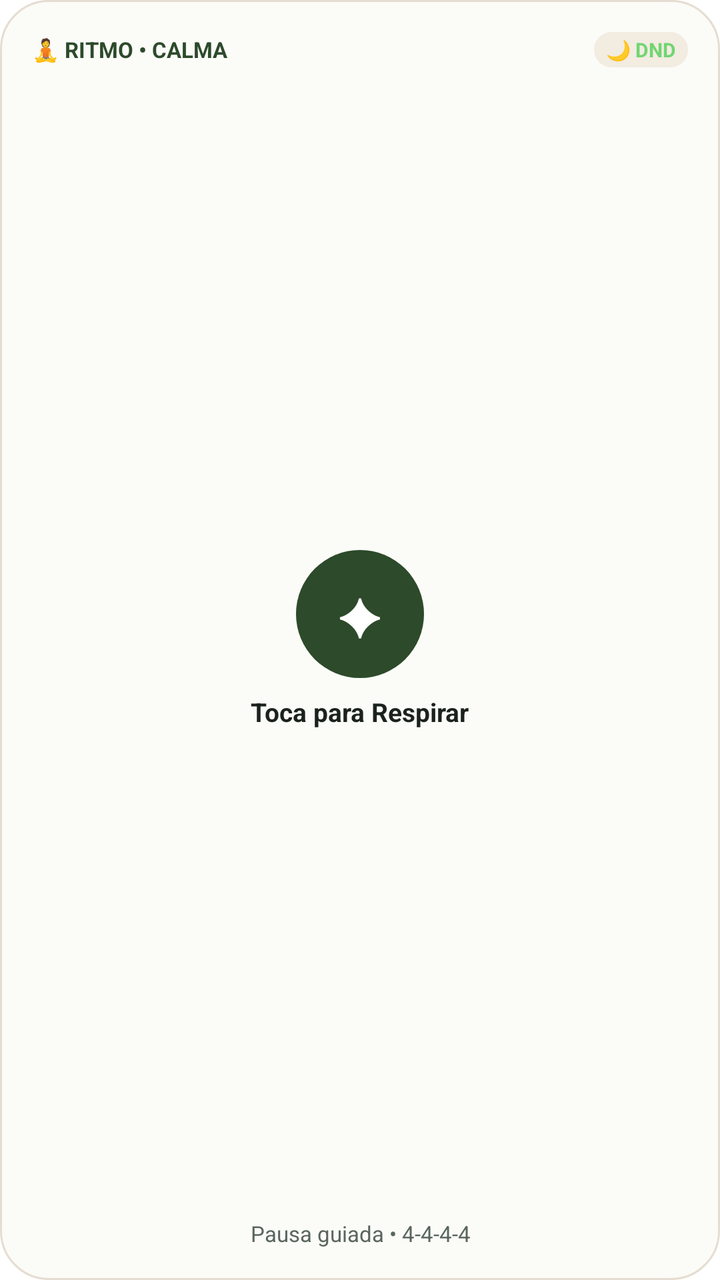
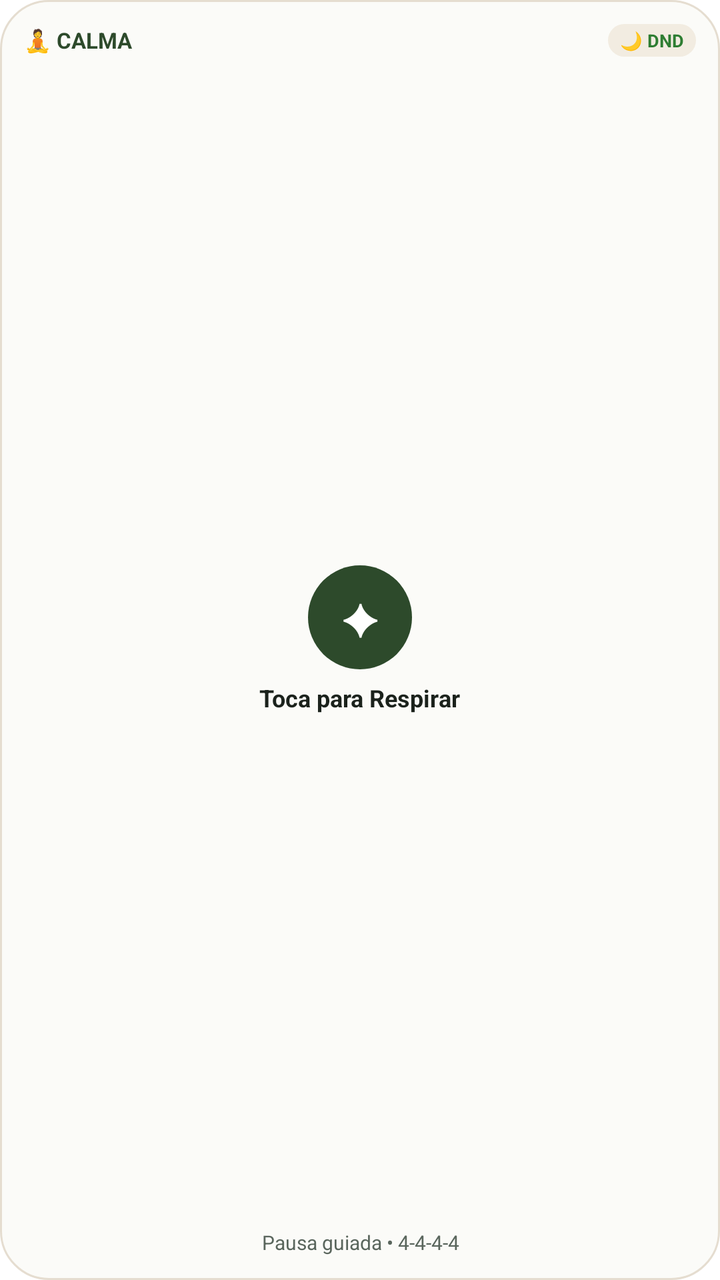

Screens rendered from an Android XML layout before and after an edit, with the pre-edit source and the edit as a unified diff.
<!-- AndroidManifest.xml: fallback theme Theme.MaterialComponents.DayNight.NoActionBar -->
<!-- res/layout/widget_breathing_sanctuary.xml -->
<?xml version="1.0" encoding="utf-8"?>
<RelativeLayout xmlns:android="http://schemas.android.com/apk/res/android"
    android:id="@+id/widget_breathing_root"
    android:layout_width="match_parent"
    android:layout_height="match_parent"
    android:padding="16dp"
    android:background="@drawable/widget_bg_card">

    
    <LinearLayout
        android:id="@+id/breathing_header"
        android:layout_width="match_parent"
        android:layout_height="wrap_content"
        android:orientation="horizontal"
        android:gravity="center_vertical">

        <TextView
            android:id="@+id/breathing_tag"
            android:layout_width="0dp"
            android:layout_height="wrap_content"
            android:layout_weight="1"
            android:text="🧘 RITMO • CALMA"
            android:textSize="11sp"
            android:textStyle="bold"
            android:textColor="#2D4A2B"
            android:maxLines="1" />

        <TextView
            android:layout_width="wrap_content"
            android:layout_height="wrap_content"
            android:text="🌙 DND"
            android:textSize="10sp"
            android:textStyle="bold"
            android:textColor="#72D572"
            android:background="@drawable/widget_item_bg"
            android:paddingStart="6dp"
            android:paddingEnd="6dp"
            android:paddingTop="2dp"
            android:paddingBottom="2dp" />
    </LinearLayout>

    
    <LinearLayout
        android:id="@+id/breathing_center_cta"
        android:layout_width="match_parent"
        android:layout_height="wrap_content"
        android:layout_centerInParent="true"
        android:gravity="center"
        android:orientation="vertical">

        <TextView
            android:id="@+id/breathing_circle_btn"
            android:layout_width="64dp"
            android:layout_height="64dp"
            android:background="@drawable/widget_circle_accent"
            android:gravity="center"
            android:text="✦"
            android:textColor="#FFFFFF"
            android:textSize="26sp" />

        <TextView
            android:id="@+id/breathing_cta_title"
            android:layout_width="wrap_content"
            android:layout_height="wrap_content"
            android:layout_marginTop="8dp"
            android:text="Toca para Respirar"
            android:textSize="13sp"
            android:textStyle="bold"
            android:textColor="#1B221C" />
    </LinearLayout>

    
    <TextView
        android:id="@+id/breathing_session_minutes"
        android:layout_width="match_parent"
        android:layout_height="wrap_content"
        android:layout_alignParentBottom="true"
        android:gravity="center"
        android:text="Pausa guiada • 4-4-4-4"
        android:textSize="11sp"
        android:textColor="#5A665D"
        android:maxLines="1"
        android:ellipsize="end" />

</RelativeLayout>
<!-- resources referenced by this layout -->
<resources>
  <!-- drawable widget_bg_card (drawable) -->
  <?xml version="1.0" encoding="utf-8"?>
  <shape xmlns:android="http://schemas.android.com/apk/res/android"
      android:shape="rectangle">
      <corners android:radius="24dp" />
      <solid android:color="#FBFBF8" />
      <stroke android:width="1dp" android:color="#E5DDD0" />
  </shape>
  <!-- drawable widget_circle_accent (drawable) -->
  <?xml version="1.0" encoding="utf-8"?>
  <shape xmlns:android="http://schemas.android.com/apk/res/android"
      android:shape="oval">
      <solid android:color="#2D4A2B" />
  </shape>
  <!-- drawable widget_item_bg (drawable) -->
  <?xml version="1.0" encoding="utf-8"?>
  <shape xmlns:android="http://schemas.android.com/apk/res/android"
      android:shape="rectangle">
      <corners android:radius="14dp" />
      <solid android:color="#F2ECE1" />
  </shape>
</resources>

<!-- the commit's change to res/layout/widget_breathing_sanctuary.xml (unified diff, before → after) -->
@@ -3,7 +3,7 @@
     android:id="@+id/widget_breathing_root"
     android:layout_width="match_parent"
     android:layout_height="match_parent"
-    android:padding="16dp"
+    android:padding="12dp"
     android:background="@drawable/widget_bg_card">
 
     
@@ -19,19 +19,22 @@
             android:layout_width="0dp"
             android:layout_height="wrap_content"
             android:layout_weight="1"
-            android:text="🧘 RITMO • CALMA"
+            android:text="🧘 CALMA"
             android:textSize="11sp"
             android:textStyle="bold"
             android:textColor="#2D4A2B"
-            android:maxLines="1" />
+            android:maxLines="1"
+            android:singleLine="true"
+            android:ellipsize="end" />
 
         <TextView
             android:layout_width="wrap_content"
             android:layout_height="wrap_content"
+            android:layout_marginStart="4dp"
             android:text="🌙 DND"
-            android:textSize="10sp"
+            android:textSize="9sp"
             android:textStyle="bold"
-            android:textColor="#72D572"
+            android:textColor="#2E7D32"
             android:background="@drawable/widget_item_bg"
             android:paddingStart="6dp"
             android:paddingEnd="6dp"
@@ -50,21 +53,21 @@
 
         <TextView
             android:id="@+id/breathing_circle_btn"
-            android:layout_width="64dp"
-            android:layout_height="64dp"
+            android:layout_width="52dp"
+            android:layout_height="52dp"
             android:background="@drawable/widget_circle_accent"
             android:gravity="center"
             android:text="✦"
             android:textColor="#FFFFFF"
-            android:textSize="26sp" />
+            android:textSize="22sp" />
 
         <TextView
             android:id="@+id/breathing_cta_title"
             android:layout_width="wrap_content"
             android:layout_height="wrap_content"
-            android:layout_marginTop="8dp"
+            android:layout_marginTop="6dp"
             android:text="Toca para Respirar"
-            android:textSize="13sp"
+            android:textSize="12sp"
             android:textStyle="bold"
             android:textColor="#1B221C" />
     </LinearLayout>
@@ -77,9 +80,10 @@
         android:layout_alignParentBottom="true"
         android:gravity="center"
         android:text="Pausa guiada • 4-4-4-4"
-        android:textSize="11sp"
+        android:textSize="10sp"
         android:textColor="#5A665D"
         android:maxLines="1"
+        android:singleLine="true"
         android:ellipsize="end" />
 
 </RelativeLayout>
